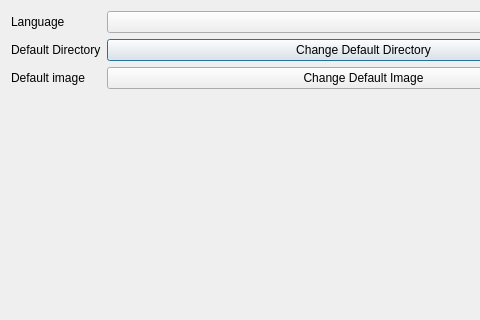
Before: the Qt Designer form preferences.ui in Cherleng/AutoPlusPlus, drawn with Qt 5; both pictures show x 0 to 480 and y 0 to 320 of the 631 by 444 pixel window.
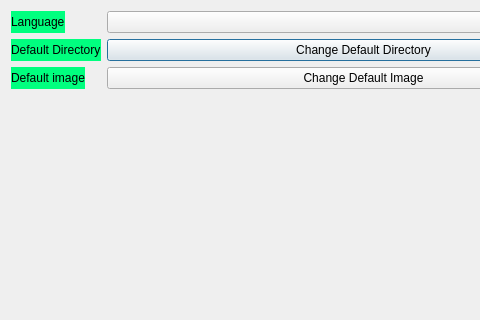
After: the same form once the commit is applied.

Commit message: nada que decir

Diff of the .ui file:
```diff
--- a/preferences.ui
+++ b/preferences.ui
@@ -463,6 +463,9 @@
          </disabled>
         </palette>
        </property>
+       <property name="autoFillBackground">
+        <bool>true</bool>
+       </property>
        <property name="text">
         <string>Default Directory</string>
        </property>
@@ -919,6 +922,9 @@
          </disabled>
         </palette>
        </property>
+       <property name="autoFillBackground">
+        <bool>true</bool>
+       </property>
        <property name="text">
         <string>Default image</string>
        </property>
@@ -1375,6 +1381,9 @@
          </disabled>
         </palette>
        </property>
+       <property name="autoFillBackground">
+        <bool>true</bool>
+       </property>
        <property name="text">
         <string>Language</string>
        </property>
```
The commit also changes 1 other file.
